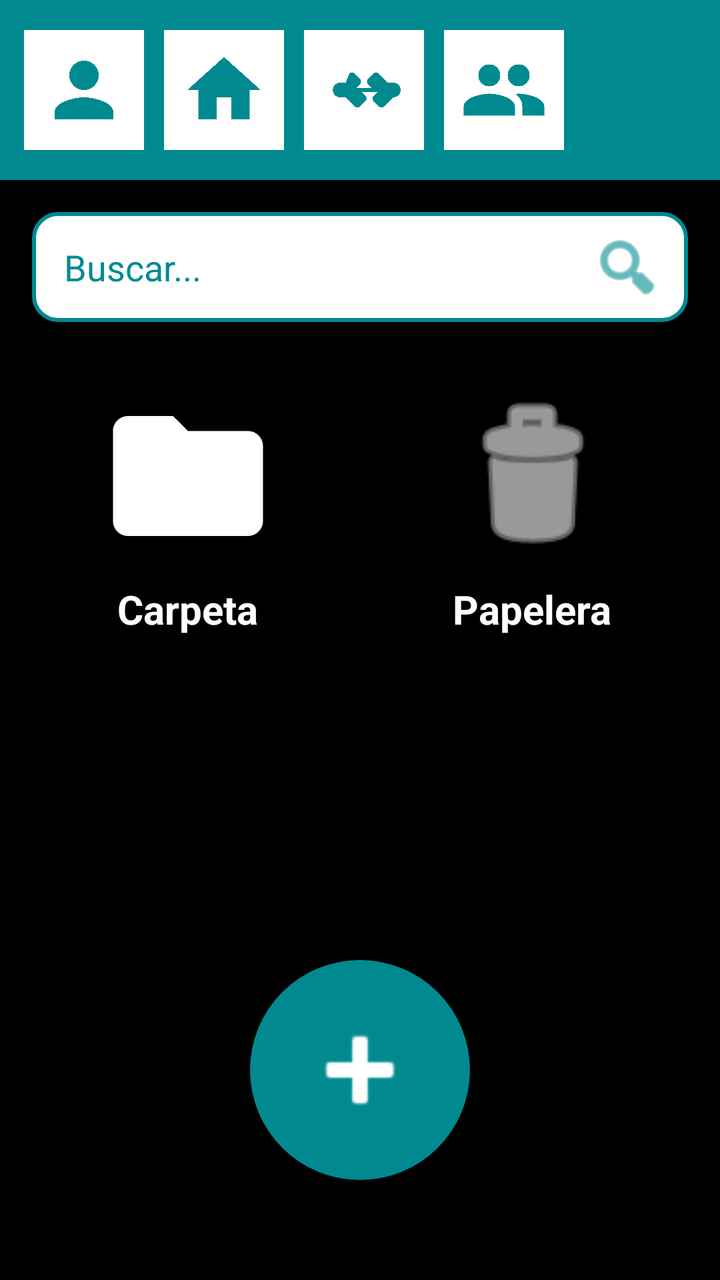
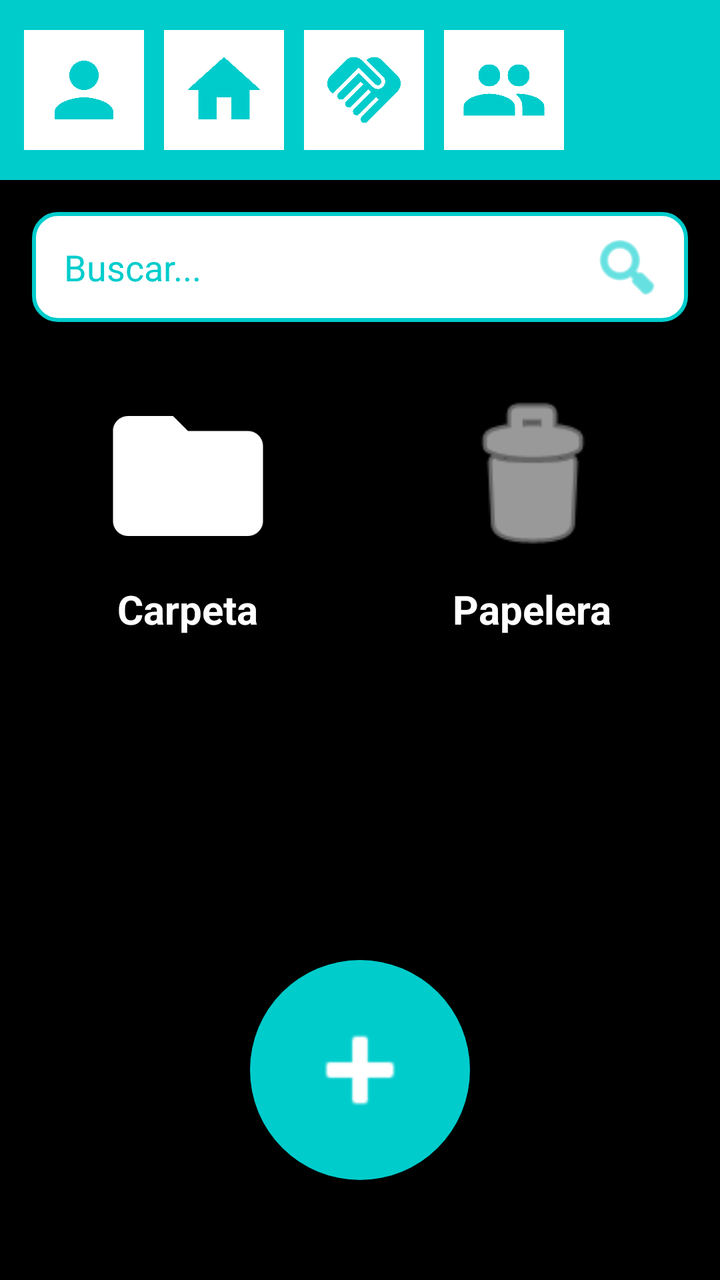

Screens rendered from an Android XML layout before and after an edit, with the pre-edit source and the edit as a unified diff.
<!-- AndroidManifest.xml: application theme Theme.QuikFile -->
<!-- res/layout/activity_main.xml -->
<?xml version="1.0" encoding="utf-8"?>
<androidx.constraintlayout.widget.ConstraintLayout xmlns:android="http://schemas.android.com/apk/res/android"
    xmlns:app="http://schemas.android.com/apk/res-auto"
    xmlns:tools="http://schemas.android.com/tools"
    android:id="@+id/main"
    android:layout_width="match_parent"
    android:layout_height="match_parent"
    android:background="@color/background_black"
    tools:context=".MainActivity">

    <LinearLayout
        android:id="@+id/topBar"
        android:layout_width="match_parent"
        android:layout_height="90dp"
        android:background="@color/blue_app"
        android:gravity="center_vertical"
        android:orientation="horizontal"
        android:paddingStart="12dp"
        android:paddingEnd="12dp"
        android:elevation="4dp"
        app:layout_constraintTop_toTopOf="parent">

        <ImageView
            android:id="@+id/btnSettings"
            android:layout_width="60dp"
            android:layout_height="60dp"
            android:layout_marginEnd="10dp"
            android:background="@color/white"
            android:padding="8dp"
            android:src="@drawable/ic_person"
            app:tint="@color/blue_app" />

        <ImageView
            android:id="@+id/btnHome"
            android:layout_width="60dp"
            android:layout_height="60dp"
            android:layout_marginEnd="10dp"
            android:background="@color/white"
            android:padding="8dp"
            android:src="@drawable/ic_home"
            app:tint="@color/blue_app" />

        <ImageView
            android:id="@+id/btnShared"
            android:layout_width="60dp"
            android:layout_height="60dp"
            android:layout_marginEnd="10dp"
            android:background="@color/white"
            android:padding="8dp"
            android:src="@drawable/ic_handshake"
            app:tint="@color/blue_app" />

        <ImageView
            android:id="@+id/btnLogin"
            android:layout_width="60dp"
            android:layout_height="60dp"
            android:background="@color/white"
            android:padding="8dp"
            android:src="@drawable/ic_group"
            app:tint="@color/blue_app" />
    </LinearLayout>

    <androidx.constraintlayout.widget.ConstraintLayout
        android:id="@+id/searchBar"
        android:layout_width="match_parent"
        android:layout_height="55dp"
        android:layout_margin="16dp"
        android:background="@drawable/search_bar_background"
        app:layout_constraintStart_toStartOf="parent"
        app:layout_constraintTop_toBottomOf="@id/topBar">

        <EditText
            android:layout_width="0dp"
            android:layout_height="match_parent"
            android:background="@android:color/transparent"
            android:hint="Buscar..."
            android:paddingStart="16dp"
            android:textColor="@color/black"
            android:textColorHint="@color/blue_app"
            app:layout_constraintEnd_toStartOf="@+id/searchIcon"
            app:layout_constraintStart_toStartOf="parent" />

        <ImageView
            android:id="@+id/searchIcon"
            android:layout_width="45dp"
            android:layout_height="45dp"
            android:layout_marginEnd="8dp"
            android:padding="4dp"
            android:src="@android:drawable/ic_menu_search"
            app:layout_constraintBottom_toBottomOf="parent"
            app:layout_constraintEnd_toEndOf="parent"
            app:layout_constraintTop_toTopOf="parent"
            app:tint="@color/blue_app" />
    </androidx.constraintlayout.widget.ConstraintLayout>

    <ScrollView
        android:id="@+id/contentScrollView"
        android:layout_width="match_parent"
        android:layout_height="0dp"
        android:layout_marginTop="8dp"
        android:layout_marginBottom="20dp"
        android:scrollbars="vertical"
        android:fadeScrollbars="false"
        android:scrollbarThumbVertical="@color/blue_app"
        app:layout_constraintBottom_toTopOf="@id/btnAdd"
        app:layout_constraintStart_toStartOf="parent"
        app:layout_constraintTop_toBottomOf="@id/searchBar">

        <GridLayout
            android:id="@+id/folderGrid"
            android:layout_width="match_parent"
            android:layout_height="wrap_content"
            android:columnCount="2"
            android:padding="8dp">

            <LinearLayout
                android:id="@+id/itemFolder"
                android:layout_width="0dp"
                android:layout_height="wrap_content"
                android:layout_columnWeight="1"
                android:gravity="center"
                android:orientation="vertical"
                android:padding="16dp">

                <ImageView
                    android:layout_width="90dp"
                    android:layout_height="90dp"
                    android:src="@drawable/ic_folder"
                    app:tint="@color/white" />

                <TextView
                    android:layout_width="wrap_content"
                    android:layout_height="wrap_content"
                    android:layout_marginTop="8dp"
                    android:text="Carpeta"
                    android:textColor="@color/white"
                    android:textSize="20sp"
                    android:textStyle="bold" />
            </LinearLayout>

            <LinearLayout
                android:id="@+id/itemTrash"
                android:layout_width="0dp"
                android:layout_height="wrap_content"
                android:layout_columnWeight="1"
                android:gravity="center"
                android:orientation="vertical"
                android:padding="16dp">

                <ImageView
                    android:layout_width="90dp"
                    android:layout_height="90dp"
                    android:src="@android:drawable/ic_menu_delete"
                    app:tint="@color/white" />

                <TextView
                    android:layout_width="wrap_content"
                    android:layout_height="wrap_content"
                    android:layout_marginTop="8dp"
                    android:text="Papelera"
                    android:textColor="@color/white"
                    android:textSize="20sp"
                    android:textStyle="bold" />
            </LinearLayout>

            <View
                android:id="@+id/gridSpacer"
                android:layout_width="0dp"
                android:layout_height="0dp"
                android:layout_columnWeight="1" />

        </GridLayout>
    </ScrollView>

    <ImageView
        android:id="@+id/btnAdd"
        android:layout_width="110dp"
        android:layout_height="110dp"
        android:layout_marginBottom="50dp"
        android:background="@drawable/circle_blue"
        android:padding="24dp"
        android:src="@android:drawable/ic_input_add"
        android:elevation="8dp"
        app:layout_constraintBottom_toBottomOf="parent"
        app:layout_constraintEnd_toEndOf="parent"
        app:layout_constraintStart_toStartOf="parent"
        app:tint="@color/white" />

</androidx.constraintlayout.widget.ConstraintLayout>
<!-- resources referenced by this layout -->
<resources>
  <color name="background_black">#000000</color>//si lo he puesto todo bien sobraria este
  <color name="black">#FF000000</color>
  <color name="blue_app">#008A90</color>
  <color name="white">#FFFFFFFF</color>
  <!-- drawable circle_blue (drawable) -->
  <?xml version="1.0" encoding="utf-8"?>
  <shape xmlns:android="http://schemas.android.com/apk/res/android"
      android:shape="oval">
      <solid android:color="@color/blue_app" />
  </shape>
  <!-- drawable ic_folder (drawable) -->
  <?xml version="1.0" encoding="utf-8"?>
  <vector xmlns:android="http://schemas.android.com/apk/res/android"
      android:width="24dp"
      android:height="24dp"
      android:viewportWidth="24"
      android:viewportHeight="24">
      <path
          android:fillColor="#FFFFFF"
          android:pathData="M10,4H4C2.9,4 2,4.9 2,6V18C2,19.1 2.9,20 4,20H20C21.1,20 22,19.1 22,18V8C22,6.9 21.1,6 20,6H12L10,4Z"/>
  </vector>
  <!-- drawable ic_group (drawable) -->
  <?xml version="1.0" encoding="utf-8"?>
  <vector xmlns:android="http://schemas.android.com/apk/res/android"
      android:width="24dp"
      android:height="24dp"
      android:viewportWidth="24"
      android:viewportHeight="24">
      <path
          android:fillColor="#000000"
          android:pathData="M16,11c1.66,0 2.99,-1.34 2.99,-3S17.66,5 16,5s-3,1.34 -3,3 1.34,3 3,3zM8,11c1.66,0 2.99,-1.34 2.99,-3S9.66,5 8,5 5,6.34 5,8s1.34,3 3,3zM8,13c-2.33,0 -7,1.17 -7,3.5V19h14v-2.5c0,-2.33 -4.67,-3.5 -7,-3.5zM16,13c-0.29,0 -0.62,0.02 -0.97,0.05 1.16,0.84 1.97,1.97 1.97,3.45V19h6v-2.5c0,-2.33 -4.67,-3.5 -7,-3.5z"/>
  </vector>
  <!-- drawable ic_handshake (drawable) -->
  <?xml version="1.0" encoding="utf-8"?>
  <vector xmlns:android="http://schemas.android.com/apk/res/android"
      android:width="24dp"
      android:height="24dp"
      android:viewportWidth="24"
      android:viewportHeight="24">
      <path
          android:fillColor="#000000"
          android:pathData="M22,12c0,-1.1 -0.9,-2 -2,-2h-1.5l-2.5,-2.5c-0.39,-0.39 -1.01,-0.39 -1.4,0l-1.5,1.5c-0.39,0.39 -0.39,1.01 0,1.4l1.1,1.1h-4.4l1.1,-1.1c0.39,-0.39 0.39,-1.01 0,-1.4l-1.5,-1.5c-0.39,-0.39 -1.01,-0.39 -1.4,0L7,10H5.5c-1.1,0 -2,0.9 -2,2s0.9,2 2,2h1.5l2.5,2.5c0.39,0.39 1.01,0.39 1.4,0l1.5,-1.5c0.39,-0.39 0.39,-1.01 0,-1.4l-1.1,-1.1h4.4l-1.1,1.1c-0.39,0.39 -0.39,1.01 0,1.4l1.5,1.5c0.39,0.39 1.01,0.39 1.4,0l2.5,-2.5H20c1.1,0 2,-0.9 2,-2z"/>
  </vector>
  <!-- drawable ic_home (drawable) -->
  <?xml version="1.0" encoding="utf-8"?>
  <vector xmlns:android="http://schemas.android.com/apk/res/android"
      android:width="24dp"
      android:height="24dp"
      android:viewportWidth="24"
      android:viewportHeight="24">
      <path
          android:fillColor="#000000"
          android:pathData="M10,20V14H14V20H19V12H22L12,3L2,12H5V20H10Z"/>
  </vector>
  <!-- drawable ic_person (drawable) -->
  <?xml version="1.0" encoding="utf-8"?>
  <vector xmlns:android="http://schemas.android.com/apk/res/android"
      android:width="24dp"
      android:height="24dp"
      android:viewportWidth="24"
      android:viewportHeight="24">
      <path
          android:fillColor="#000000"
          android:pathData="M12,12c2.21,0 4,-1.79 4,-4s-1.79,-4 -4,-4 -4,1.79 -4,4 1.79,4 4,4zM12,14c-2.67,0 -8,1.34 -8,4v2h16v-2c0,-2.66 -5.33,-4 -8,-4z"/>
  </vector>
  <!-- drawable search_bar_background (drawable) -->
  <?xml version="1.0" encoding="utf-8"?>
  <shape xmlns:android="http://schemas.android.com/apk/res/android">
      <solid android:color="@color/white" />
      <corners android:radius="12dp" />
      <stroke android:width="2dp" android:color="@color/blue_app" />
  </shape>
  <style name="Theme.QuikFile" parent="Base.Theme.QuikFile" />
  <style name="Base.Theme.QuikFile" parent="Theme.Material3.DayNight.NoActionBar">
          
          
      </style>
</resources>

<!-- the commit's change to res/layout/activity_main.xml (unified diff, before → after) -->
@@ -5,7 +5,7 @@
     android:id="@+id/main"
     android:layout_width="match_parent"
     android:layout_height="match_parent"
-    android:background="@color/background_black"
+    android:background="@color/black"
     tools:context=".MainActivity">
 
     <LinearLayout
<!-- resource entries referenced after the edit -->
@@ -1,8 +1,7 @@
 <!-- resources referenced by this layout -->
 <resources>
-  <color name="background_black">#000000</color>//si lo he puesto todo bien sobraria este
   <color name="black">#FF000000</color>
-  <color name="blue_app">#008A90</color>
+  <color name="blue_app">#00CCCC</color>
   <color name="white">#FFFFFFFF</color>
   <!-- drawable circle_blue (drawable) -->
   <?xml version="1.0" encoding="utf-8"?>
@@ -33,15 +32,10 @@
           android:pathData="M16,11c1.66,0 2.99,-1.34 2.99,-3S17.66,5 16,5s-3,1.34 -3,3 1.34,3 3,3zM8,11c1.66,0 2.99,-1.34 2.99,-3S9.66,5 8,5 5,6.34 5,8s1.34,3 3,3zM8,13c-2.33,0 -7,1.17 -7,3.5V19h14v-2.5c0,-2.33 -4.67,-3.5 -7,-3.5zM16,13c-0.29,0 -0.62,0.02 -0.97,0.05 1.16,0.84 1.97,1.97 1.97,3.45V19h6v-2.5c0,-2.33 -4.67,-3.5 -7,-3.5z"/>
   </vector>
   <!-- drawable ic_handshake (drawable) -->
-  <?xml version="1.0" encoding="utf-8"?>
-  <vector xmlns:android="http://schemas.android.com/apk/res/android"
-      android:width="24dp"
-      android:height="24dp"
-      android:viewportWidth="24"
-      android:viewportHeight="24">
-      <path
-          android:fillColor="#000000"
-          android:pathData="M22,12c0,-1.1 -0.9,-2 -2,-2h-1.5l-2.5,-2.5c-0.39,-0.39 -1.01,-0.39 -1.4,0l-1.5,1.5c-0.39,0.39 -0.39,1.01 0,1.4l1.1,1.1h-4.4l1.1,-1.1c0.39,-0.39 0.39,-1.01 0,-1.4l-1.5,-1.5c-0.39,-0.39 -1.01,-0.39 -1.4,0L7,10H5.5c-1.1,0 -2,0.9 -2,2s0.9,2 2,2h1.5l2.5,2.5c0.39,0.39 1.01,0.39 1.4,0l1.5,-1.5c0.39,-0.39 0.39,-1.01 0,-1.4l-1.1,-1.1h4.4l-1.1,1.1c-0.39,0.39 -0.39,1.01 0,1.4l1.5,1.5c0.39,0.39 1.01,0.39 1.4,0l2.5,-2.5H20c1.1,0 2,-0.9 2,-2z"/>
+  <vector xmlns:android="http://schemas.android.com/apk/res/android" android:height="24dp" android:tint="@color/blue_app" android:viewportHeight="24" android:viewportWidth="24" android:width="24dp">
+  
+      <path android:fillColor="@android:color/white" android:pathData="M16.48,10.41c-0.39,0.39 -1.04,0.39 -1.43,0l-4.47,-4.46l-7.05,7.04l-0.66,-0.63c-1.17,-1.17 -1.17,-3.07 0,-4.24l4.24,-4.24c1.17,-1.17 3.07,-1.17 4.24,0L16.48,9C16.87,9.39 16.87,10.02 16.48,10.41zM17.18,8.29c0.78,0.78 0.78,2.05 0,2.83c-1.27,1.27 -2.61,0.22 -2.83,0l-3.76,-3.76l-5.57,5.57c-0.39,0.39 -0.39,1.02 0,1.41c0.39,0.39 1.02,0.39 1.42,0l4.62,-4.62l0.71,0.71l-4.62,4.62c-0.39,0.39 -0.39,1.02 0,1.41c0.39,0.39 1.02,0.39 1.42,0l4.62,-4.62l0.71,0.71l-4.62,4.62c-0.39,0.39 -0.39,1.02 0,1.41c0.39,0.39 1.02,0.39 1.41,0l4.62,-4.62l0.71,0.71l-4.62,4.62c-0.39,0.39 -0.39,1.02 0,1.41c0.39,0.39 1.02,0.39 1.41,0l8.32,-8.34c1.17,-1.17 1.17,-3.07 0,-4.24l-4.24,-4.24c-1.15,-1.15 -3.01,-1.17 -4.18,-0.06L17.18,8.29z"/>
+  
   </vector>
   <!-- drawable ic_home (drawable) -->
   <?xml version="1.0" encoding="utf-8"?>
